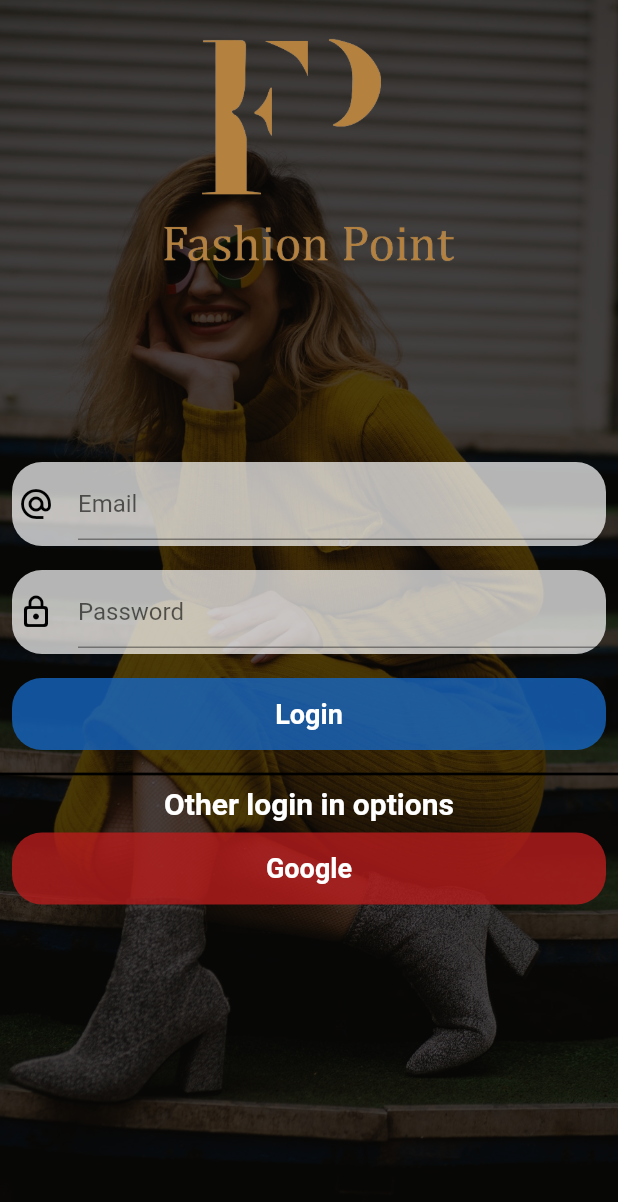
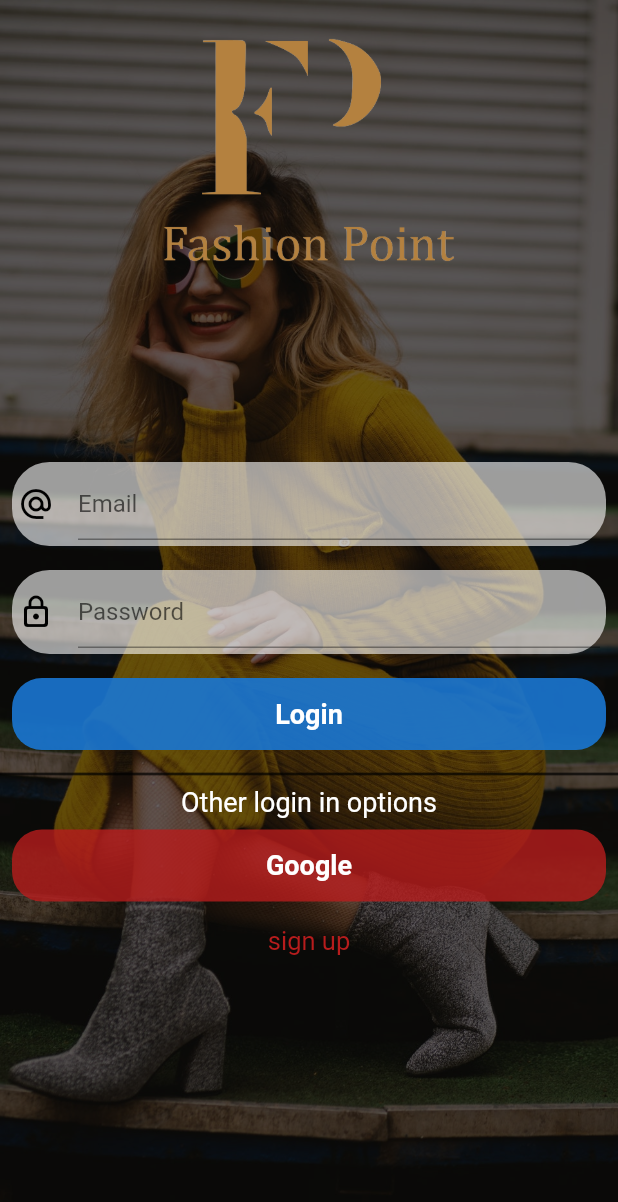
Before and after one commit to Aryan-goel/FashionPoint, a Flutter app: the screen it shows after launch, on a phone screen of 412 x 824 dp. Shown: the top 1202 px of the screen. Run offline on Flutter 3.47's test engine with Material 2 defaults, Android fonts, the phone set to English and light mode, and no system bars; our stand-ins replace carousel_pro, cloud_firestore, firebase_auth, firebase_core, fluttertoast, google_sign_in and 1 more; accounts and stored records are empty.

Commit message:
final UI touchups

```diff
--- a/lib/pages/login.dart
+++ b/lib/pages/login.dart
@@ -1,5 +1,6 @@
 import 'package:fashion_point/main.dart';
 import 'package:fashion_point/pages/home.dart';
+import 'package:fashion_point/pages/signUp.dart';
 import 'package:firebase_core/firebase_core.dart';
 import 'package:flutter/material.dart';
 import 'package:shared_preferences/shared_preferences.dart';
@@ -106,7 +107,7 @@ class _LoginState extends State<Login> {
             width: double.infinity,
           ),
           Container(
-            color: Colors.black.withOpacity(0.7),
+            color: Colors.black.withOpacity(0.6),
             width: double.infinity,
             height: double.infinity,
           ),
@@ -130,8 +131,8 @@ class _LoginState extends State<Login> {
                       Padding(
                         padding: const EdgeInsets.all(8.0),
                         child: Material(
-                          borderRadius: BorderRadius.circular(20),
-                          color: Colors.white.withOpacity(0.7),
+                          borderRadius: BorderRadius.circular(25),
+                          color: Colors.white.withOpacity(0.6),
                           elevation: 0,
                           child: Padding(
                             padding: const EdgeInsets.all(4.0),
@@ -164,8 +165,8 @@ class _LoginState extends State<Login> {
                       Padding(
                         padding: const EdgeInsets.all(8.0),
                         child: Material(
-                          borderRadius: BorderRadius.circular(20),
-                          color: Colors.white.withOpacity(0.7),
+                          borderRadius: BorderRadius.circular(25),
+                          color: Colors.white.withOpacity(0.6),
                           elevation: 0,
                           child: Padding(
                             padding: const EdgeInsets.all(4.0),
@@ -196,7 +197,7 @@ class _LoginState extends State<Login> {
                         padding: EdgeInsets.all(8),
                         child: Material(
                             borderRadius: BorderRadius.circular(20),
-                            color: Colors.blue[800].withOpacity(0.8),
+                            color: Colors.blue[700].withOpacity(0.9),
                             elevation: 0,
                             child: MaterialButton(
                               onPressed: () {},
@@ -211,15 +212,16 @@ class _LoginState extends State<Login> {
                             )),
                       ),
                       Divider(
-                        color: Colors.black,
+                        color: Colors.black.withOpacity(0.7),
                         thickness: 1.8,
                       ),
                       Text(
                         "Other login in options",
                         style: TextStyle(
-                            fontSize: 20,
-                            color: Colors.white,
-                            fontWeight: FontWeight.bold),
+                          fontSize: 18,
+                          color: Colors.white,
+                          //fontWeight: FontWeight.bold
+                        ),
                       ),
                       //*?login with google button
                       Padding(
@@ -241,7 +243,22 @@ class _LoginState extends State<Login> {
                                     fontWeight: FontWeight.bold),
                               ),
                             )),
-                      )
+                      ),
+                      Padding(
+                          padding: EdgeInsets.all(8),
+                          child: InkWell(
+                            onTap: () {
+                              Navigator.push(
+                                  context,
+                                  MaterialPageRoute(
+                                      builder: (context) => SignUp()));
+                            },
+                            child: Text(
+                              "sign up",
+                              style: TextStyle(
+                                  color: Colors.red[900], fontSize: 17),
+                            ),
+                          ))
                     ],
                   )),
             ),
```
